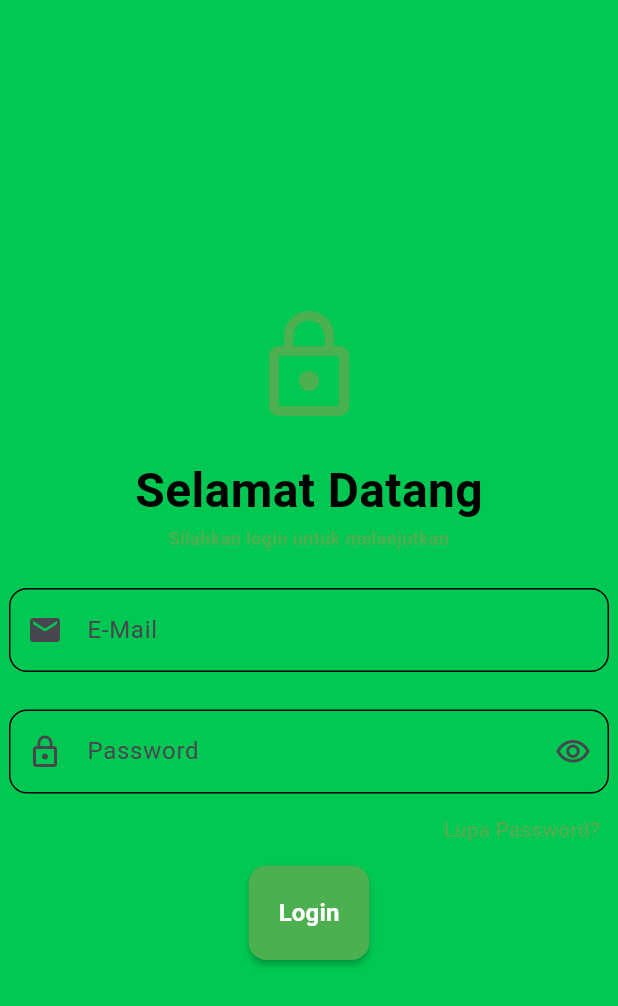
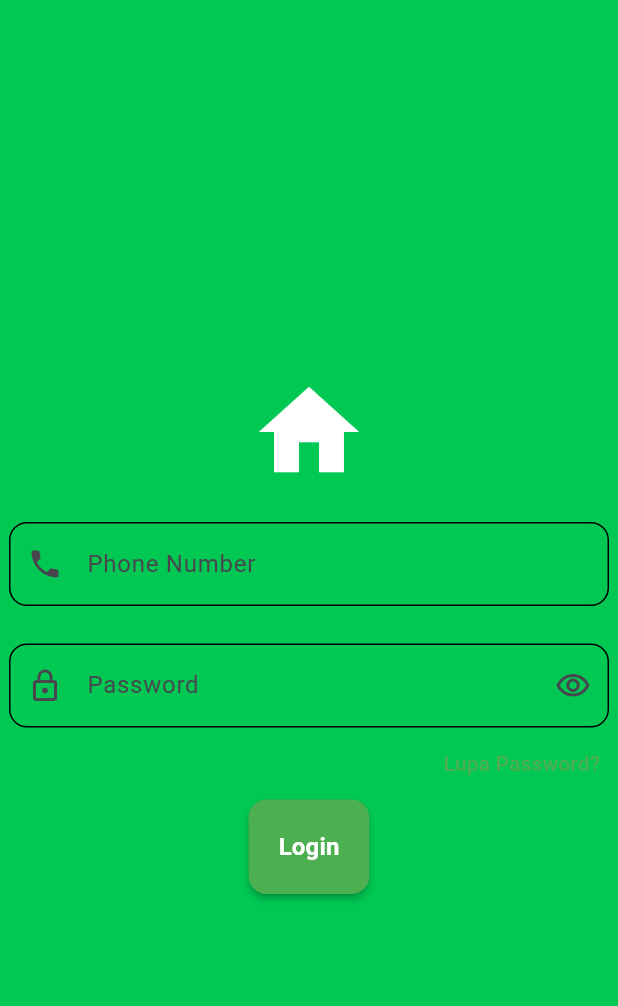
Before and after one commit to Krisno-Gatsusan/KB1179-1125170077-UTS, a Flutter app: the Signin screen opened directly, on a phone screen of 412 x 824 dp. Shown: the top 1006 px of the screen. Run offline on Flutter 3.47's test engine with Material 3 defaults, Android fonts, the phone set to English and light mode, and no system bars.

Commit message:
membuat text box phone number di sign in

```diff
--- a/lib/screen/signin.dart
+++ b/lib/screen/signin.dart
@@ -14,33 +14,15 @@ class Signin extends StatelessWidget {
         children: [
           //1. buat gambar
           SizedBox(height: 20),
-          Icon(Icons.lock_outline, size: 80, color: Colors.green),
+          Icon(Icons.home, size: 80, color: Colors.white),
           SizedBox(height: 20),
-          Text(
-            "Selamat Datang",
-            style: TextStyle(
-              fontSize: 32.0,
-              color: Colors.black,
-              fontWeight: FontWeight.bold,
-            ),
-          ),
-          Text(
-            "Silahkan login untuk melanjutkan",
-            textAlign: TextAlign.center,
-            style: TextStyle(
-              fontSize: 12.0,
-              color: Colors.green,
-              fontWeight: FontWeight.bold,
-            ),
-          ),
-          SizedBox(height: 25),
           TextField(
-            keyboardType: TextInputType.emailAddress,
+            keyboardType: TextInputType.number,
             decoration: InputDecoration(
               constraints: const BoxConstraints(maxWidth: 400),
-              labelText: 'E-Mail',
-              prefixIcon: Icon(Icons.email),
-              hintText: 'Masukan E-mail Anda',
+              labelText: 'Phone Number',
+              prefixIcon: Icon(Icons.phone),
+              hintText: 'Enter Phone Number',
               border: OutlineInputBorder(
                 borderRadius: BorderRadius.circular(12.0),
               ),
```
